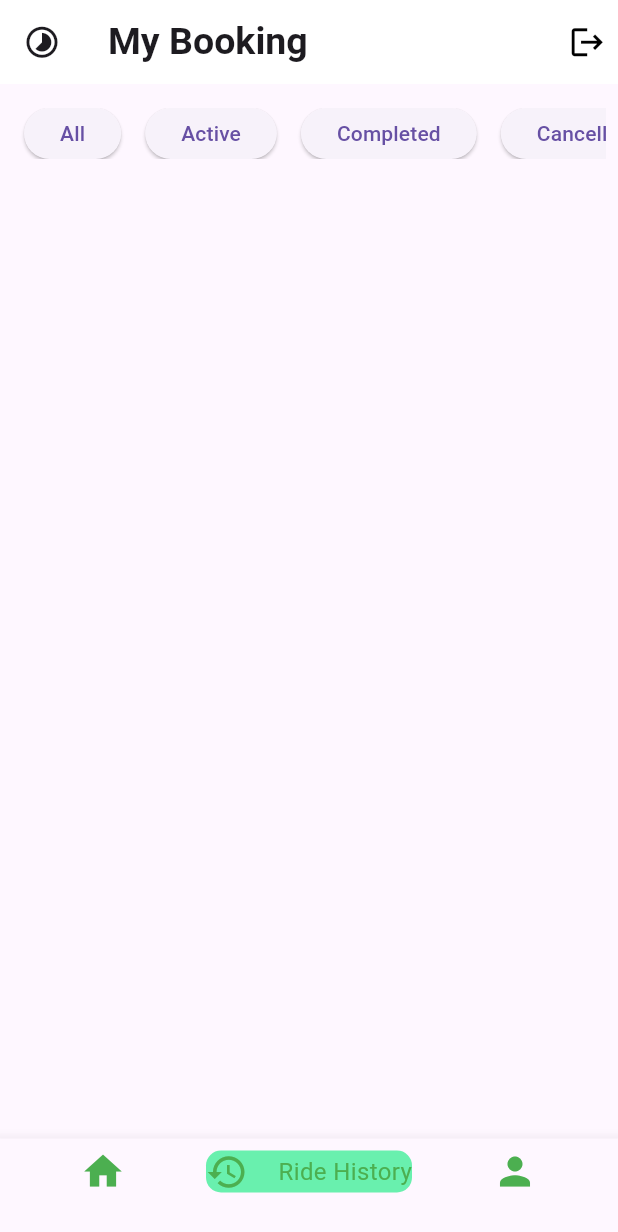
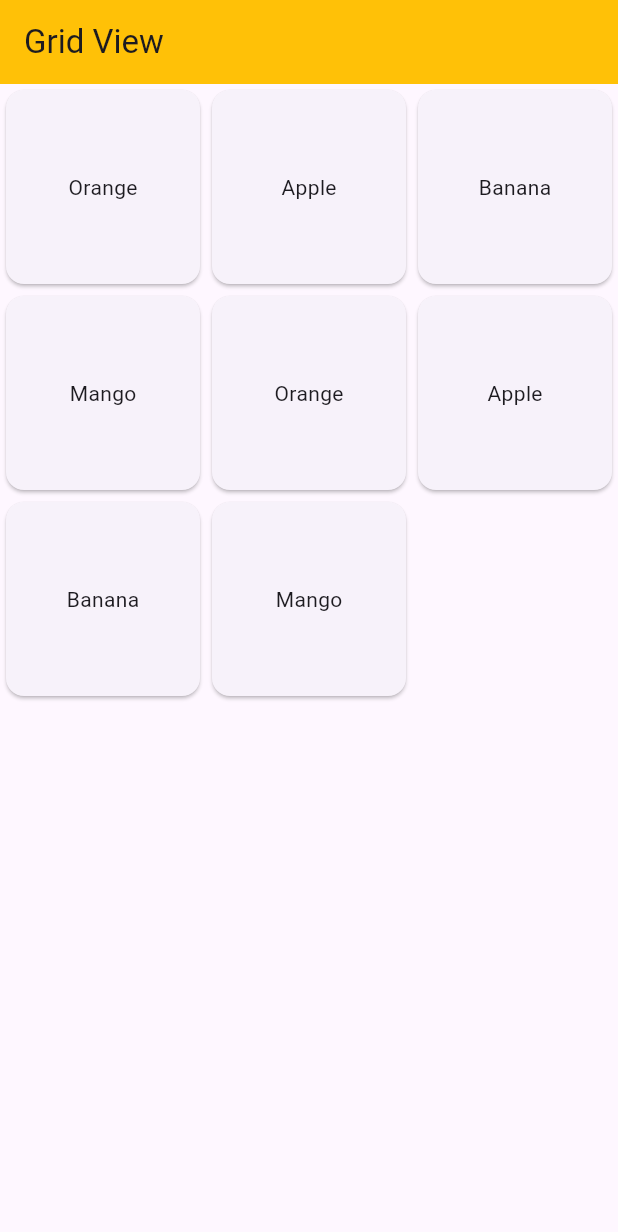
Before and after one commit to shreyas5522/flutter_app, a Flutter app: the screen it shows after launch, on a phone screen of 412 x 824 dp. Shown: the top 1232 px of the screen. Run offline on Flutter 3.47's test engine with Material 3 defaults, Android fonts, the phone set to English and light mode, and no system bars.

Commit message:
List View, Builder | Grid View, Builder

```diff
--- a/lib/components/appbar.dart
+++ /dev/null
@@ -1,22 +0,0 @@
-import 'package:flutter/material.dart';
-
-AppBar buildMyAppBar() {
-  return AppBar(
-    backgroundColor: const Color.fromARGB(255, 255, 255, 255),
-    leading: Icon(
-      Icons.timelapse,
-      size: 25,
-    ),
-    title: const Text("My Booking",
-        style: TextStyle(
-          fontWeight: FontWeight.bold,
-          fontSize: 25,
-        )),
-    actions: const [
-      Padding(
-        padding: EdgeInsets.all(8),
-        child: Icon(Icons.logout, size: 25, color: Colors.black),
-      ),
-    ],
-  );
-}
--- /dev/null
+++ b/lib/learn/04_learnview_gridview/grid_view.dart
@@ -0,0 +1,64 @@
+import 'package:flutter/material.dart';
+
+class Grid_View extends StatefulWidget {
+  const Grid_View({super.key});
+
+  @override
+  State<Grid_View> createState() => _Grid_ViewState();
+}
+
+class _Grid_ViewState extends State<Grid_View> {
+  List<String> fruits = ['Orange','Apple','Banana' , 'Mango','Orange','Apple','Banana' , 'Mango'];
+
+  Map fruit_person = {
+      'fruits': ['Orange','Apple','Banana' , 'Mango'],
+      'names': ['Oro', 'Apie', 'Bana', 'Mang']
+    };
+
+  @override
+  Widget build(BuildContext context) {
+    return MaterialApp(
+      debugShowCheckedModeBanner: false,
+      home: Scaffold(
+        appBar: AppBar(
+          title: Text("Grid View"),
+          backgroundColor: Colors.amber,
+        ),
+
+        body: Container(
+          child: Center(
+            // child: GridView(gridDelegate: SliverGridDelegateWithFixedCrossAxisCount(crossAxisCount: 2,
+            // //crossAxisSpacing: 20,
+            // //mainAxisSpacing: 20
+            // ),
+            // children: [
+            //   Card(
+            //     child: Text("Orange"),
+            //   ),
+            //                 Card(
+            //     child: Text("Orange"),
+            //   ),
+            //   Card(
+            //     child: Text("Orange"),
+            //   ),
+            //   Card(
+            //     child: Text("Orange"),
+            //   ),
+
+            // ],
+            // ),
+            child: GridView.builder(gridDelegate: SliverGridDelegateWithFixedCrossAxisCount(crossAxisCount: 3, ),
+            itemCount: fruits.length,
+            itemBuilder: ((context, index) {
+              return Card (
+                child: Center(child:
+                Text(fruits[index]),
+                ),
+              );
+            })),
+          ),
+        ),
+      ),
+    );
+  }
+}
--- /dev/null
+++ b/lib/learn/04_learnview_gridview/list_view.dart
@@ -0,0 +1,50 @@
+import 'package:flutter/material.dart';
+
+class List_View extends StatefulWidget {
+  const List_View({super.key});
+
+  @override
+  State<List_View> createState() => _List_ViewState();
+}
+
+class _List_ViewState extends State<List_View> {
+    List<String> fruits = ['Orange','Apple','Banana' , 'Mango'];
+    Map fruit_person = {
+      'fruits': ['Orange','Apple','Banana' , 'Mango'],
+      'names': ['Oro', 'Apie', 'Bana', 'Mang']
+    };
+  @override
+
+  Widget build(BuildContext context) {
+    return MaterialApp(
+      debugShowCheckedModeBanner: false,
+      home: Scaffold(
+        appBar: AppBar(
+          title: Text("List View"),
+          backgroundColor: Colors.amber,
+        ),
+        body: Container(
+          child: Center(
+            child: ListView.builder(
+              itemCount: fruits.length,
+              itemBuilder: ((context, index) {
+                return Card(
+                  child: ListTile(
+                    onTap: (){
+
+                      print(fruit_person['fruits'][index]);
+                    },
+                    leading: Icon(Icons.person),
+                    title: Text(fruit_person['fruits'][index]),
+                    subtitle: Text(fruit_person['names'][index]),
+                  ),
+                );
+              }),
+            ),
+          ),
+        ),
+      ),
+
+    );
+  }
+}
--- a/lib/main.dart
+++ b/lib/main.dart
@@ -1,91 +1,19 @@
 import 'package:flutter/material.dart';
-import 'package:flutter_app/components/appbar.dart';
+// import 'package:flutter_app/learn/04_learnview_gridview/list_view.dart';
+import 'package:flutter_app/learn/04_learnview_gridview/grid_view.dart';
 
 void main() {
   runApp(MyApp());
 }
-
-List<String> listt = ['All', 'Active', 'Completed', 'Cancelled'];
-
 class MyApp extends StatelessWidget {
-  const MyApp({Key? key});
+  const MyApp({super.key});
 
   @override
   Widget build(BuildContext context) {
     return MaterialApp(
       debugShowCheckedModeBanner: false,
-      home: Scaffold(
-        appBar: buildMyAppBar(),
-        bottomNavigationBar: BottomNavigationBar(
-          items: [
-            const BottomNavigationBarItem(
-              icon: Icon(
-                Icons.home,
-                size: 30,
-                color: Colors.green,
-              ),
-              label: '', // Hide label
-            ),
-            BottomNavigationBarItem(
-              icon: Container(
-                padding:
-                    EdgeInsets.zero, // Remove padding explicitly (optional)
-                decoration: BoxDecoration(
-                  color: Colors.greenAccent,
-                  borderRadius: BorderRadius.circular(10),
-                ),
-                child: const Row(
-                  mainAxisAlignment: MainAxisAlignment.spaceBetween,
-                  children: [
-                    Icon(
-                      Icons.history,
-                      size: 28,
-                      color: Colors.green,
-                    ),
-                    Text(
-                      'Ride History',
-                      style: TextStyle(fontSize: 16, color: Colors.green),
-                    ),
-                  ],
-                ),
-              ),
-              label: '', // Hide label (optional)
-            ),
-            const BottomNavigationBarItem(
-              icon: Icon(
-                Icons.person,
-                size: 30,
-                color: Colors.green,
-              ),
-              label: '', // Hide label
-            ),
-          ],
-        ),
-        body: Column(
-          children: [
-            const SizedBox(
-                height: 8), // Add some space between AppBar and the list
-            Center(
-              child: Container(
-                padding: const EdgeInsets.all(8),
-                height:
-                    50, // Set the height of the container according to your needs
-                child: ListView.builder(
-                  scrollDirection: Axis.horizontal,
-                  itemCount: listt.length,
-                  itemBuilder: (context, index) => Padding(
-                    padding: const EdgeInsets.symmetric(horizontal: 8.0),
-                    child: ElevatedButton(
-                      onPressed: () {},
-                      child: Text(listt[index]),
-                    ),
-                  ),
-                ),
-              ),
-            ),
-          ],
-        ),
-      ),
+      //home: List_View(),
+      home: Grid_View(),
     );
   }
 }
--- a/lib/text.txt
+++ /dev/null
@@ -1,26 +0,0 @@
-        body: ListView.builder(
-          itemCount: 10,
-          itemBuilder: (context, index) => ListTile(
-            title: Text(index.toString()),
-          ),
-        ),
-
-    ================================================
-              body: ListView(
-            scrollDirection: Axis.vertical,
-            children: [
-              Container(
-                height: 300,
-                color: Colors.redAccent,
-              ),
-              Container(
-                height: 300,
-                color: Colors.amber,
-              ),
-              Container(
-                height: 300,
-                color: Colors.pink,
-              )
-            ],
-          ),
-        ),
```
Also changed, not shown: lib/pages/first_page.dart (deleted), lib/pages/second_page.dart (deleted).
